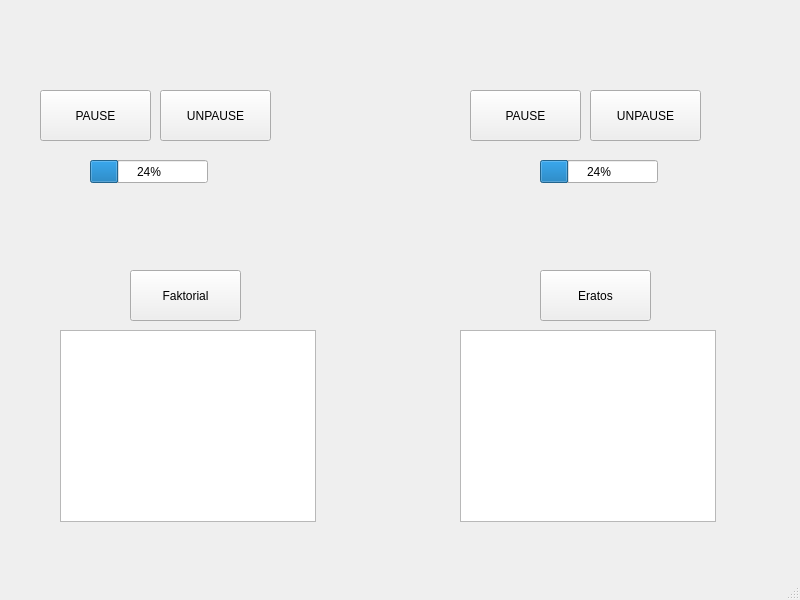
This is mainwindow.ui in filipmiskarik/multithrads as Qt 5 draws it before an edit. The edited form follows.
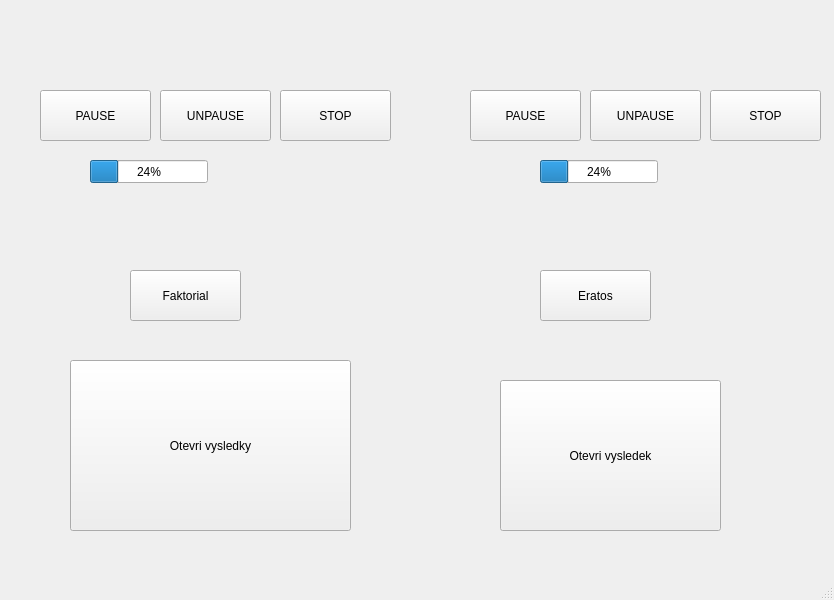
This is the edited form.

What changed in the file:
```diff
--- a/mainwindow.ui
+++ b/mainwindow.ui
@@ -6,7 +6,7 @@
    <rect>
     <x>0</x>
     <y>0</y>
-    <width>800</width>
+    <width>834</width>
     <height>600</height>
    </rect>
   </property>
@@ -40,26 +40,6 @@
      <string>Faktorial</string>
     </property>
    </widget>
-   <widget class="QTextBrowser" name="faktorialTextArea">
-    <property name="geometry">
-     <rect>
-      <x>60</x>
-      <y>330</y>
-      <width>256</width>
-      <height>192</height>
-     </rect>
-    </property>
-   </widget>
-   <widget class="QTextBrowser" name="EratosTextArea">
-    <property name="geometry">
-     <rect>
-      <x>460</x>
-      <y>330</y>
-      <width>256</width>
-      <height>192</height>
-     </rect>
-    </property>
-   </widget>
    <widget class="QProgressBar" name="faktorialProgresBar">
     <property name="geometry">
      <rect>
@@ -138,6 +118,58 @@
      <string>UNPAUSE</string>
     </property>
    </widget>
+   <widget class="QPushButton" name="stopThread_Factorial">
+    <property name="geometry">
+     <rect>
+      <x>280</x>
+      <y>90</y>
+      <width>111</width>
+      <height>51</height>
+     </rect>
+    </property>
+    <property name="text">
+     <string>STOP</string>
+    </property>
+   </widget>
+   <widget class="QPushButton" name="stopThread_Eratos">
+    <property name="geometry">
+     <rect>
+      <x>710</x>
+      <y>90</y>
+      <width>111</width>
+      <height>51</height>
+     </rect>
+    </property>
+    <property name="text">
+     <string>STOP</string>
+    </property>
+   </widget>
+   <widget class="QPushButton" name="pushButtonEratos">
+    <property name="geometry">
+     <rect>
+      <x>500</x>
+      <y>380</y>
+      <width>221</width>
+      <height>151</height>
+     </rect>
+    </property>
+    <property name="text">
+     <string>Otevri vysledek</string>
+    </property>
+   </widget>
+   <widget class="QPushButton" name="pushButtonFact">
+    <property name="geometry">
+     <rect>
+      <x>70</x>
+      <y>360</y>
+      <width>281</width>
+      <height>171</height>
+     </rect>
+    </property>
+    <property name="text">
+     <string>Otevri vysledky</string>
+    </property>
+   </widget>
   </widget>
   <widget class="QMenuBar" name="menubar">
    <property name="geometry">
```
Left out of the diff: 2 changed lines with no effect on the pictures.
